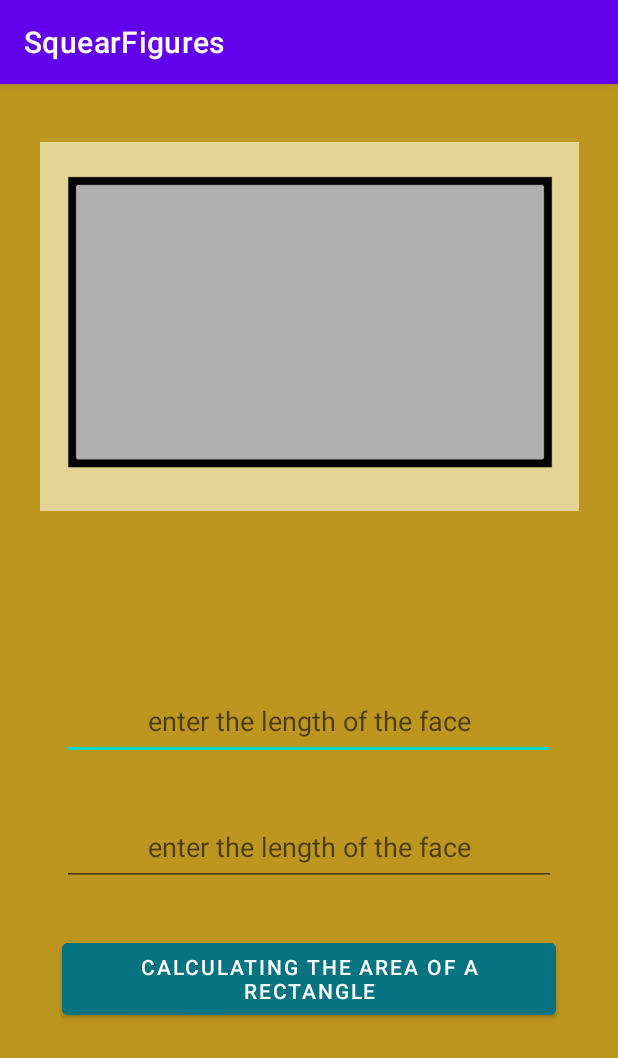
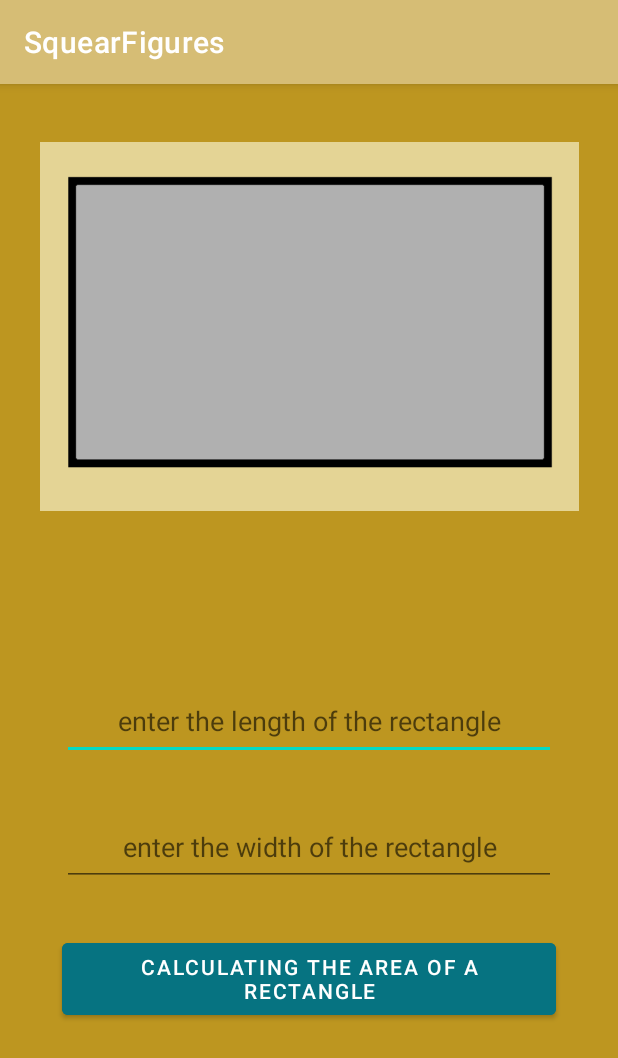
Before and after one commit to ArtemZonov/SquearFigures, an Android app: the RectangleActivity screen opened directly, with no data from a screen before it, on a phone screen of 412 x 824 dp. Shown: the top 1058 px of the screen. Run offline under Robolectric (Android 15) with nearby library versions, the phone set to English and light mode, and no system bars.

Commit message:
application is made

```diff
--- a/app/src/main/java/com/jkdajac/squearfigures/CircleActivity.kt
+++ b/app/src/main/java/com/jkdajac/squearfigures/CircleActivity.kt
@@ -6,7 +6,7 @@ import kotlinx.android.synthetic.main.activity_circle.*
 
 class CircleActivity : AppCompatActivity() {
 
-    val Pi = 3.141529
+    val Pi = 3.14
 
 
     override fun onCreate(savedInstanceState: Bundle?) {
@@ -16,7 +16,7 @@ class CircleActivity : AppCompatActivity() {
         btActCirc.setOnClickListener {
             var rad = etActCirc.getText().toString().toInt()
             var squear: Double = 2*Pi * (rad * rad)
-            tvActCirc.text = squear.toString()
+            tvActCirc.text = "Area of circle : " + squear.toString()
         }
 
     }
--- a/app/src/main/res/layout/activity_rectangle.xml
+++ b/app/src/main/res/layout/activity_rectangle.xml
@@ -36,7 +36,7 @@
         android:layout_marginTop="32dp"
         android:ems="10"
         android:gravity="center"
-        android:hint="enter the length of the face"
+        android:hint="enter the length of the rectangle"
         android:inputType="textPersonName"
         app:layout_constraintEnd_toEndOf="parent"
         app:layout_constraintStart_toStartOf="parent"
@@ -60,7 +60,7 @@
         android:layout_marginTop="32dp"
         android:ems="10"
         android:gravity="center"
-        android:hint="enter the length of the face"
+        android:hint="enter the width of the rectangle"
         android:inputType="textPersonName"
         app:layout_constraintEnd_toEndOf="@+id/etActRecWidth"
         app:layout_constraintStart_toStartOf="@+id/etActRecWidth"
--- a/app/src/main/res/values/colors.xml
+++ b/app/src/main/res/values/colors.xml
@@ -1,8 +1,8 @@
 <?xml version="1.0" encoding="utf-8"?>
 <resources>
     <color name="purple_200">#FFBB86FC</color>
-    <color name="purple_500">#FF6200EE</color>
-    <color name="purple_700">#FF3700B3</color>
+    <color name="purple_500">#D6BD75</color>
+    <color name="purple_700">#D39842</color>
     <color name="teal_200">#FF03DAC5</color>
     <color name="teal_700">#FF018786</color>
     <color name="black">#FF000000</color>
```
Also changed, not shown: app/src/main/java/com/jkdajac/squearfigures/RectangleActivity.kt (+9 -0 lines), app/src/main/java/com/jkdajac/squearfigures/SquearActivity.kt (+7 -0 lines).
